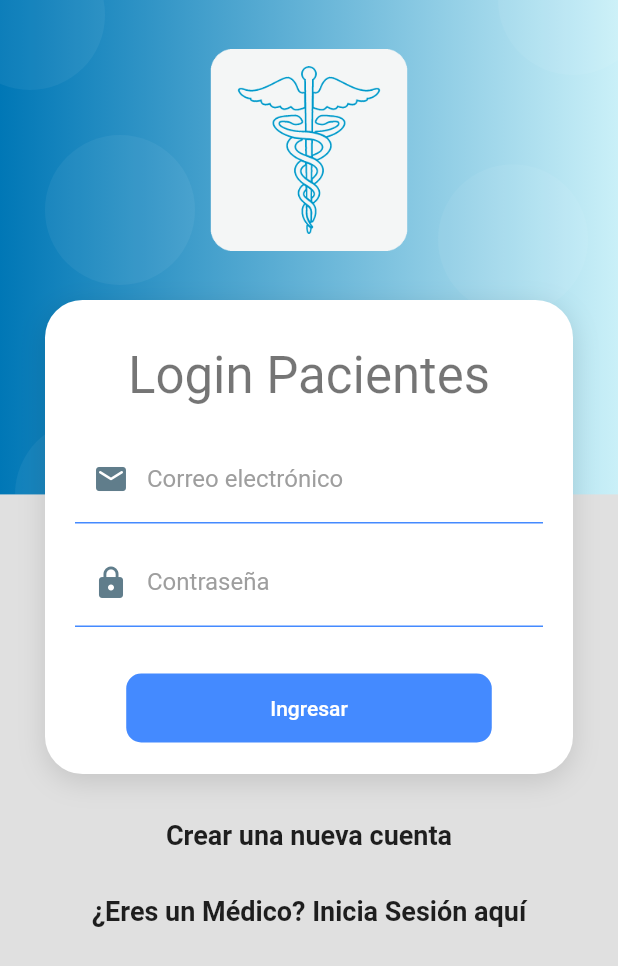
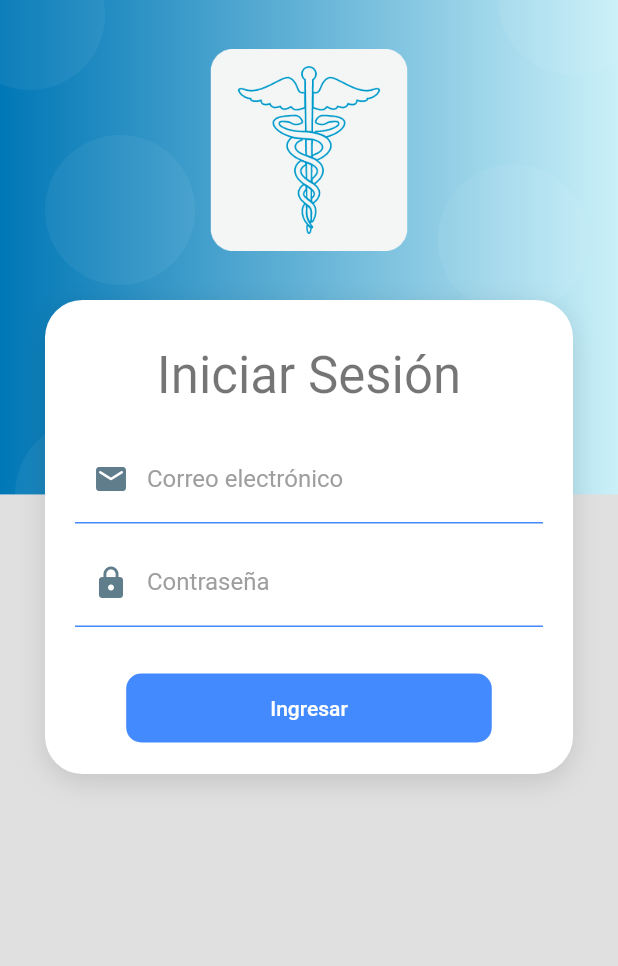
Before and after one commit to Luis-Angel-Santos/fisio_App_Movil, a Flutter app: the HomePaciente screen opened by its route, in the side drawer, after a tap on "Cerrar sesión", on a phone screen of 412 x 824 dp. Shown: the top 966 px of the screen. Run offline on Flutter 3.47's test engine with Material 2 defaults, Android fonts, the light colour scheme and no system bars; our stand-ins replace cloud_firestore, firebase_core, flutter_secure_storage, image_picker, localstorage; accounts and stored records are empty.

Commit message:
Union web-movil

```diff
--- a/lib/screens/home_pac_screen.dart
+++ b/lib/screens/home_pac_screen.dart
@@ -1,9 +1,14 @@
+import 'package:cloud_firestore/cloud_firestore.dart';
 import 'package:fisio/widgets/burguer_menu.dart';
 import 'package:flutter/material.dart';
+import 'package:fisio/services/auth_service.dart';
+import 'package:fisio/services/pacientes_service.dart';
 
+// ignore: must_be_immutable
 class HomePaciente extends StatelessWidget {
   @override
   Widget build(BuildContext context) {
+  //print(PacienteService().getInfoPaciente());
   return Scaffold(
       appBar: AppBar(
         title: Text('Mis Recetas'),
--- a/lib/screens/login_pac_screen.dart
+++ b/lib/screens/login_pac_screen.dart
@@ -20,7 +20,7 @@ class LoginScreenPacientes extends StatelessWidget {
               children: [
                 SizedBox(height: 10),
                 Text(
-                  'Login Pacientes',
+                  'Iniciar Sesión',
                   style: Theme.of(context).textTheme.headline4,
                 ),
                 SizedBox(height: 20),
@@ -29,21 +29,7 @@ class LoginScreenPacientes extends StatelessWidget {
               ],
             )),
             SizedBox(height: 30),
-            Text(
-              'Crear una nueva cuenta',
-              style: TextStyle(fontSize: 18, fontWeight: FontWeight.bold),
-            ),
-            SizedBox(height: 30),
-            GestureDetector(
-              onTap: () {
-                Navigator.pushNamed(context, 'login');
-                },
-                child: Text(
-                '¿Eres un Médico? Inicia Sesión aquí',
-                style: TextStyle(fontSize: 18, fontWeight: FontWeight.bold),
-              ),
-            ),
-            SizedBox(height: 50),
+
           ],
         )),
       ),
--- a/lib/services/auth_service.dart
+++ b/lib/services/auth_service.dart
@@ -1,17 +1,23 @@
 import 'dart:convert';
-
 import 'package:flutter/material.dart';
 import 'package:flutter_secure_storage/flutter_secure_storage.dart';
 import 'package:http/http.dart' as http;
+import 'package:cloud_firestore/cloud_firestore.dart';
+import 'package:firebase_core/firebase_core.dart';
+import '../firebase_options.dart';
+import 'package:localstorage/localstorage.dart';
 
 class AuthService extends ChangeNotifier {
   final String _baseUrl = 'identitytoolkit.googleapis.com';
-  final String _firebaseToken = 'AIzaSyCovV4oxad7O79knxCNzuEo42HvswLgapo';
-
+  final String _firebaseToken = 'AIzaSyAz0tXiFZ4T8WP9clEA9KFJ6E9BVOE0pag';
+  final LocalStorage localStorage = new LocalStorage('idUser');
   final storage = FlutterSecureStorage();
+  final db = FirebaseFirestore.instance;
+  final String idUser = '';
 
 // Si retornamos algo es un error, si no, todo bien
   Future<String?> createUser(String email, String password) async {
+
     final Map<String, dynamic> authData = {
       'email': email,
       'password': password,
@@ -34,18 +40,28 @@ class AuthService extends ChangeNotifier {
     }
   }
 
+
   Future<String?> login(String email, String password) async {
     final Map<String, dynamic> authData = {
       'email': email,
       'password': password,
       'returnSecureToken': true
     };
+    /*final docRef = db.collection("pacientes").doc("F8SwOedTMEWH5eQ9AtqlKOIh2IC2");
+    docRef.get().then(
+      (DocumentSnapshot doc) {
+        final data = doc.data() as Map<String, dynamic>;
+        print(data);
+      },
+      onError: (e) => print("Error getting document: $e"),
+    );*/
 
     final url = Uri.https(
         _baseUrl, '/v1/accounts:signInWithPassword', {'key': _firebaseToken});
 
     final resp = await http.post(url, body: json.encode(authData));
     final Map<String, dynamic> decodeResp = json.decode(resp.body);
+    await localStorage.setItem('idUser', decodeResp['localId']);
 
     if (decodeResp.containsKey('idToken')) {
       //   // Token hay que guardarlo en un lugar seguro
@@ -59,6 +75,7 @@ class AuthService extends ChangeNotifier {
 
   Future logout() async {
     await storage.delete(key: 'token');
+    await localStorage.deleteItem('idUser');
 
     return;
   }
@@ -66,4 +83,10 @@ class AuthService extends ChangeNotifier {
   Future<String> readToken() async {
     return await storage.read(key: 'token') ?? '';
   }
+
+  readIdUser() {
+    print(localStorage.getItem('idUser'));
+    final String id = localStorage.getItem('idUser')!;
+    return id;
+  }
 }
--- a/lib/services/paciente_user_service.dart
+++ b/lib/services/paciente_user_service.dart
@@ -7,7 +7,7 @@ import 'package:flutter_secure_storage/flutter_secure_storage.dart';
 import 'package:http/http.dart' as http;
 
 class PacienteUserService extends ChangeNotifier {
-  final String _baseUrl = 'fisio-7c2ac-default-rtdb.firebaseio.com';
+  final String _baseUrl = 'https://fisioapp-73d11-default-rtdb.firebaseio.com/';
   final List<PacienteUser> pacientes_user = [];
   late PacienteUser selectedPaciente;
 
--- a/lib/services/pacientes_service.dart
+++ b/lib/services/pacientes_service.dart
@@ -4,12 +4,17 @@ import 'dart:io';
 import 'package:fisio/models/models.dart';
 import 'package:flutter/material.dart';
 import 'package:flutter_secure_storage/flutter_secure_storage.dart';
+import 'package:cloud_firestore/cloud_firestore.dart';
+import 'package:firebase_core/firebase_core.dart';
 import 'package:http/http.dart' as http;
+import 'package:localstorage/localstorage.dart';
 
 class PacienteService extends ChangeNotifier {
-  final String _baseUrl = 'fisio-7c2ac-default-rtdb.firebaseio.com';
+  final String _baseUrl = 'https://fisioapp-73d11-default-rtdb.firebaseio.com/';
   final List<Paciente> pacientes = [];
   late Paciente selectedPaciente;
+  final db = FirebaseFirestore.instance;
+  final LocalStorage localStorage = new LocalStorage('idUser');
 
   final storage = new FlutterSecureStorage();
 
@@ -123,4 +128,16 @@ class PacienteService extends ChangeNotifier {
     //TODO:borrar esta linea de codigo
     return decodedData['secure_url'];
   }
+
+  getInfoPaciente(){
+    final id = localStorage.getItem('idUser');
+    final docRef = db.collection("pacientes").doc(id);
+    docRef.snapshots().listen(
+      (event) {
+        final source = (event.metadata.hasPendingWrites) ? "Local" : "Server";
+        print("$source data: ${event.data()}");
+      },
+      onError: (error) => print("Listen failed: $error"),
+    );
+  }
 }
--- a/pubspec.yaml
+++ b/pubspec.yaml
@@ -34,6 +34,11 @@ dependencies:
   http: ^0.13.5
   image_picker: ^0.8.6
   provider: ^6.0.3
+  cloud_firestore: ^4.1.0
+  firebase_core: ^2.3.0
+  firebase_dart: ^1.0.11
+  flutterfire_cli: ^0.2.7
+  localstorage: ^4.0.0+1
 
 dev_dependencies:
   flutter_launcher_icons: null
```
Also changed, not shown: lib/main.dart (+10 -2 lines), lib/firebase_options.dart (added), pubspec.lock, 6 other files.
